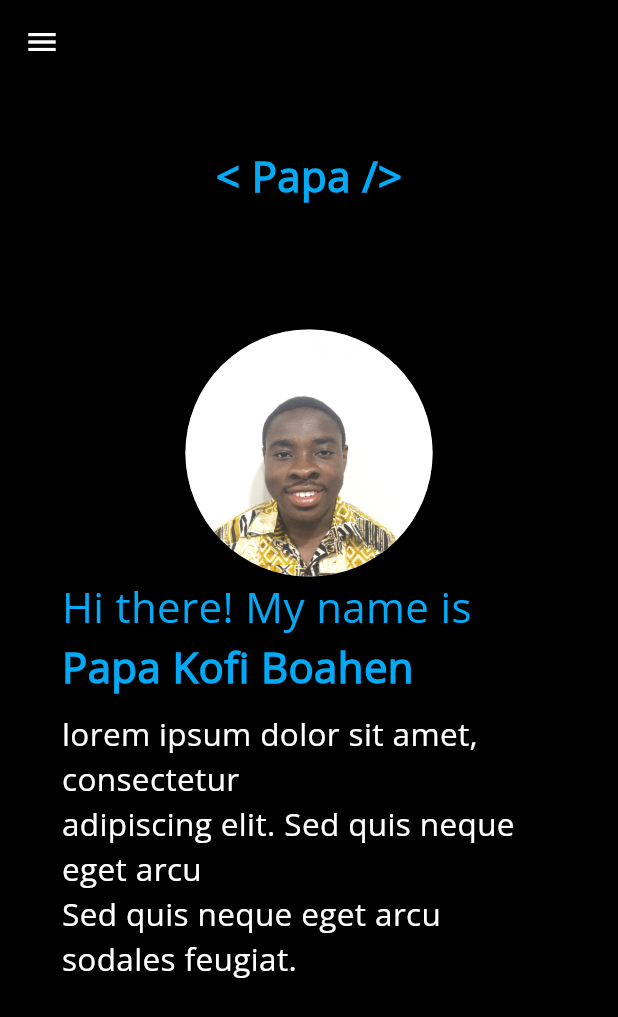
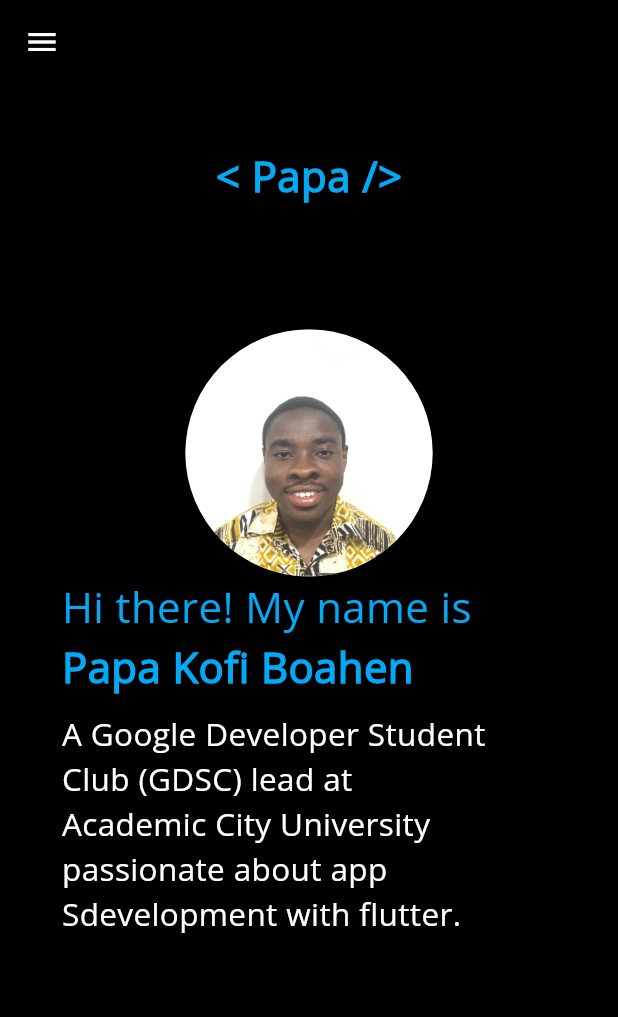
Before and after one commit to StormGear/devportfolio, a Flutter app: the screen it shows after launch, on a phone screen of 412 x 824 dp. Shown: the top 1017 px of the screen. Run offline on Flutter 3.47's test engine with Material 2 defaults, Android fonts, the light colour scheme and no system bars; our stand-ins replace firebase_core, get, simple_icons; accounts and stored records are empty; statements that could not run were skipped.

Commit message:
modified profile info

```diff
--- a/lib/widgets/profile_info.dart
+++ b/lib/widgets/profile_info.dart
@@ -42,9 +42,9 @@ class ProfileInfo extends StatelessWidget {
             height: 10,
           ),
           Text(
-              "lorem ipsum dolor sit amet, consectetur\n"
-              "adipiscing elit. Sed quis neque eget arcu\n"
-              "Sed quis neque eget arcu sodales feugiat.\n",
+              "A Google Developer Student Club (GDSC) lead at\n"
+              "Academic City University passionate about app\n"
+              "Sdevelopment with flutter.\n",
               softWrap: true,
               textScaleFactor: 1.5,
               style: TextStyle(color: Colors.white)),
```
